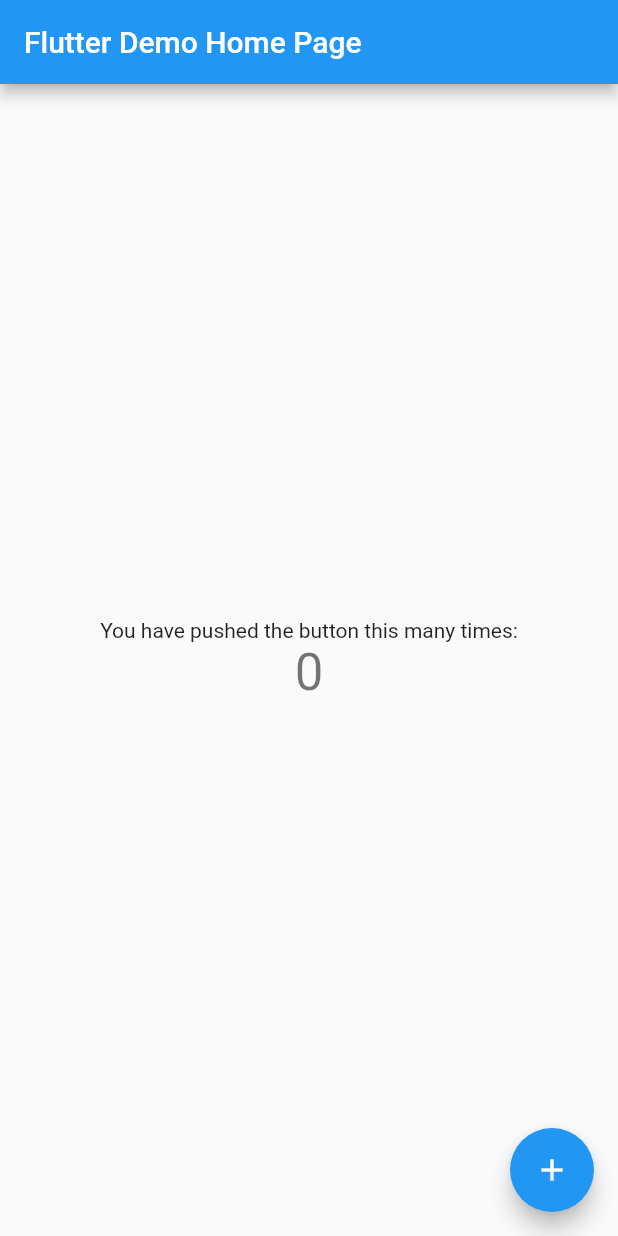
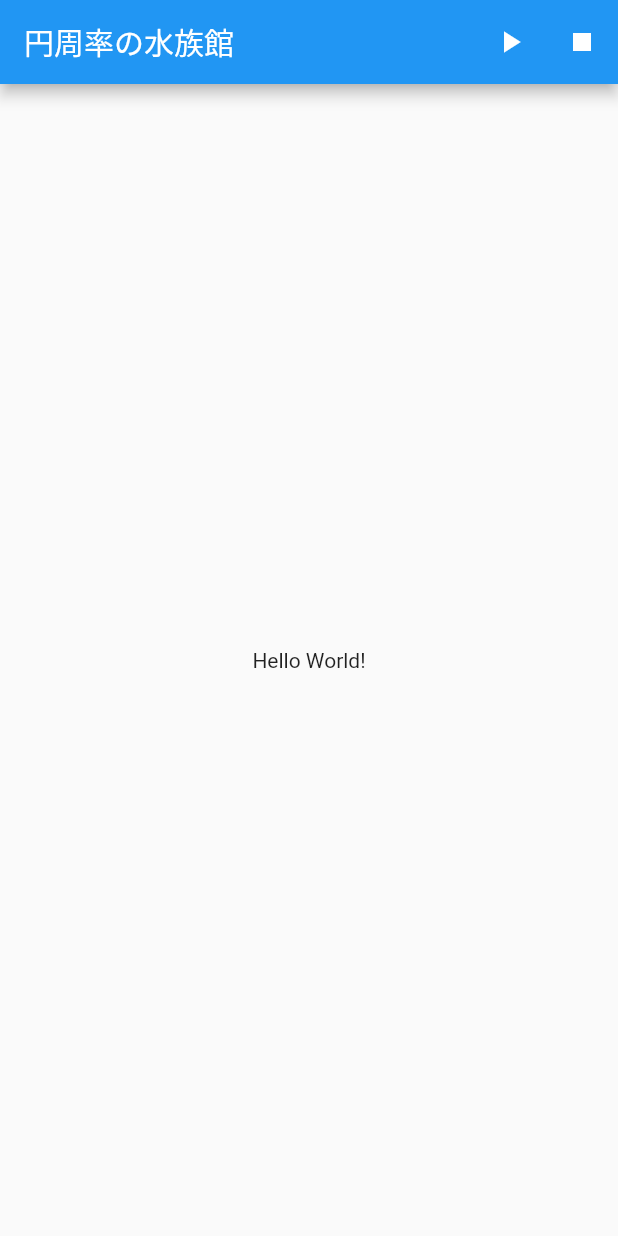
Before and after one commit to tonionagauzzi/pi_aquarium, a Flutter app: the screen it shows after launch, on a phone screen of 412 x 824 dp. Run offline on Flutter 3.47's test engine with Material 2 defaults, Android fonts, the phone set to English and light mode, and no system bars.

Commit message:
Prepared main PiAquarium class

```diff
--- a/lib/main.dart
+++ b/lib/main.dart
@@ -24,7 +24,37 @@
         // is not restarted.
         primarySwatch: Colors.blue,
       ),
-      home: const MyHomePage(title: 'Flutter Demo Home Page'),
+      home: const PiAquarium(),
+    );
+  }
+}
+
+class PiAquarium extends StatelessWidget {
+  const PiAquarium({super.key});
+
+  @override
+  Widget build(BuildContext context) {
+    return Scaffold(
+      appBar: AppBar(
+        title: Text('円周率の水族館'),
+        actions: <Widget>[
+          IconButton(
+            icon: Icon(Icons.play_arrow),
+            onPressed: () {
+              //再生ボタンが押されたときの処理
+            },
+          ),
+          IconButton(
+            icon: Icon(Icons.stop),
+            onPressed: () {
+              //停止ボタンが押されたときの処理
+            },
+          ),
+        ],
+      ),
+      body: Center(
+        child: Text('Hello World!'),
+      ),
     );
   }
 }
```
